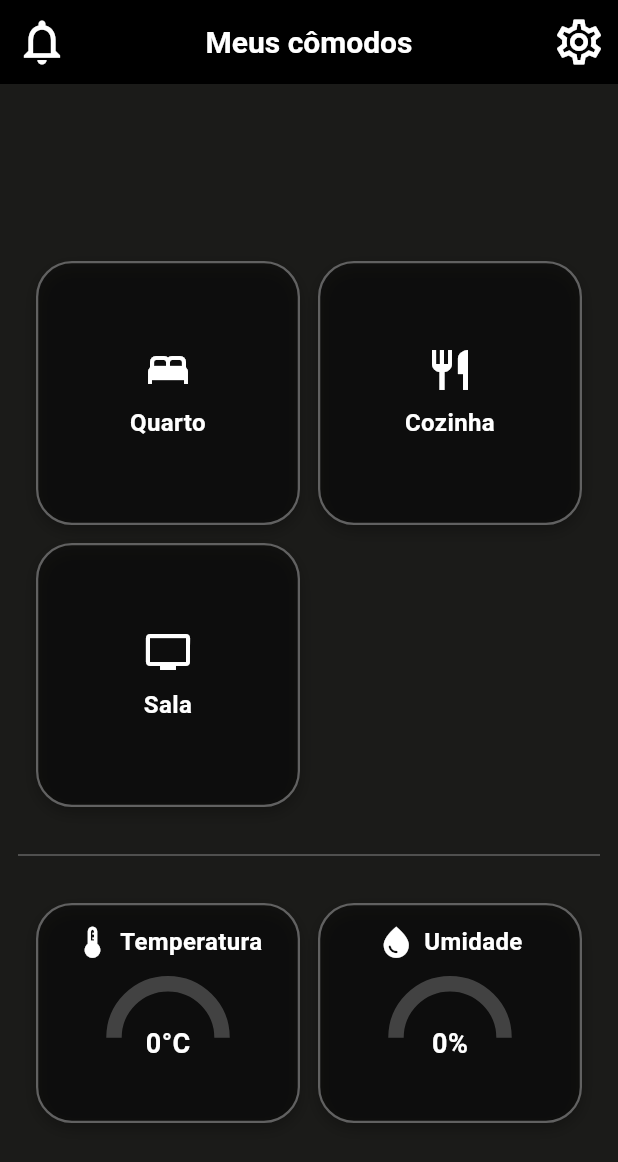
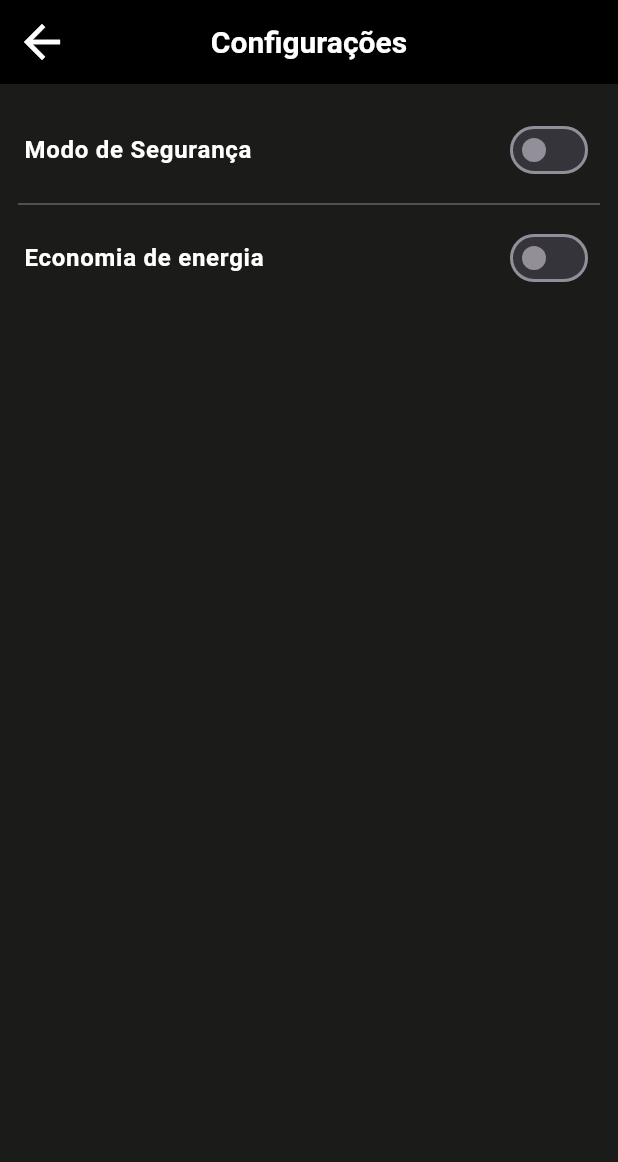
Before and after one commit to filizzolalucca/esp8266_casa_automatica_flutter, a Flutter app: the screen it shows after launch, after a tap on the "settings" icon, on a phone screen of 412 x 824 dp. Shown: the top 1162 px of the screen. Run offline on Flutter 3.47's test engine with Material 3 defaults, Android fonts, the light colour scheme and no system bars; drawn by our look-alikes of syncfusion_flutter_gauges; our stand-ins replace flutter_local_notifications, get_it; missing offline and left inert: mqtt_client.

Commit message:
criando tela de config e corrigindo estado atualizado

```diff
--- /dev/null
+++ b/home_controll_app/lib/components/app_bar.dart
@@ -0,0 +1,41 @@
+import 'package:flutter/material.dart';
+import 'package:home_controll_app/components/text_app.dart';
+import 'package:home_controll_app/utils/color_pallete.dart';
+
+class CustomBackAppBar extends StatelessWidget implements PreferredSizeWidget {
+  final String title;
+  final VoidCallback? onBackPressed;
+
+  const CustomBackAppBar({
+    super.key,
+    required this.title,
+    this.onBackPressed,
+  });
+
+  @override
+  Size get preferredSize => const Size.fromHeight(kToolbarHeight);
+
+  @override
+  Widget build(BuildContext context) {
+    return AppBar(
+      backgroundColor: Colors.black,
+      elevation: 0,
+      scrolledUnderElevation: 0,
+      automaticallyImplyLeading: false,
+      leading: Semantics(
+        label: "Voltar",
+        hint: "Toque para voltar",
+        button: true,
+        child: IconButton(
+          icon: const Icon(Icons.arrow_back, color: AppColors.icon, size: 36),
+          onPressed: onBackPressed ?? () => Navigator.of(context).pop(),
+        ),
+      ),
+      title: Semantics(
+        label: title,
+        child: TextApp(text: title, fontSize: 20),
+      ),
+      centerTitle: true,
+    );
+  }
+}
--- a/home_controll_app/lib/main.dart
+++ b/home_controll_app/lib/main.dart
@@ -1,6 +1,9 @@
 import 'package:flutter/material.dart';
+import 'package:get_it/get_it.dart';
 import 'package:home_controll_app/modules/home/view_model/home_viewModel.dart';
 import 'package:home_controll_app/modules/home/views/home_screen.dart';
+import 'package:home_controll_app/modules/settings/view_model/security_view_model.dart';
+import 'package:home_controll_app/modules/settings/views/config_screen.dart';
 import 'package:provider/provider.dart';
 
 import 'utils/injection_container.dart';
@@ -20,11 +23,21 @@ class MyApp extends StatelessWidget {
     return MultiProvider(
       providers: [
         ChangeNotifierProvider(create: (_) => HomeViewModel()),
+
+        ChangeNotifierProvider.value(
+          value: getIt<SecurityViewModel>(), // pega a instância do GetIt
+        ),
       ],
-      child: const MaterialApp(
+      child: MaterialApp(
+        debugShowCheckedModeBanner: false,
         title: 'Casa Inteligente',
-        debugShowCheckedModeBanner: false,
-        home: HomeScreen(),
+        theme: ThemeData.dark(),
+        initialRoute: '/',
+        routes: {
+          '/': (context) => const HomeScreen(),
+          '/config': (context) => const ConfigScreen(),
+          // Adicione '/notifications' se tiver a tela
+        },
       ),
     );
   }
--- a/home_controll_app/lib/modules/home/views/home_screen.dart
+++ b/home_controll_app/lib/modules/home/views/home_screen.dart
@@ -18,7 +18,7 @@ class HomeScreen extends StatelessWidget {
       builder: (context, vm, _) {
         return Scaffold(
           extendBodyBehindAppBar: true,
-          backgroundColor: const Color(0xFF1B1B19),
+          backgroundColor: AppColors.background,
           appBar: const CustomHomeAppBar(),
           body: CustomScrollView(
             slivers: [
@@ -92,7 +92,7 @@ class HomeScreen extends StatelessWidget {
       builder: (_) {
         return Consumer<HomeViewModel>(
           builder: (context, vm, child) {
-            final isOn = vm.lights[room.feedKey] ?? false;
+            final isOn = vm.lights[room.feedKey.toLowerCase()] ?? false;
 
             return Dialog(
               shape: RoundedRectangleBorder(
--- /dev/null
+++ b/home_controll_app/lib/modules/notification/model/app_notification.dart
@@ -0,0 +1,15 @@
+class AppNotification {
+  final String title;
+  final String description;
+  final DateTime timestamp;
+  final NotificationType type;
+
+  AppNotification({
+    required this.title,
+    required this.description,
+    required this.timestamp,
+    required this.type,
+  });
+}
+
+enum NotificationType { presenca, campainha }
--- /dev/null
+++ b/home_controll_app/lib/modules/settings/components/settings_title.dart
@@ -0,0 +1,37 @@
+import 'package:flutter/material.dart';
+import 'package:home_controll_app/components/text_app.dart';
+import 'package:home_controll_app/utils/color_pallete.dart';
+
+class SettingTile extends StatelessWidget {
+  final String title;
+  final bool value;
+  final ValueChanged<bool> onChanged;
+
+  const SettingTile({
+    super.key,
+    required this.title,
+    required this.value,
+    required this.onChanged,
+  });
+
+  @override
+  Widget build(BuildContext context) {
+    return Semantics(
+      container: true,
+      label: title,
+      hint: value ? "Ativado" : "Desativado",
+      toggled: value,
+      child: SwitchListTile(
+        title: TextApp(
+          text: title,
+          fontSize: 16,
+          color: Colors.white,
+        ),
+        value: value,
+        onChanged: onChanged,
+        activeThumbColor: AppColors.icon, // mantém padrão do app
+        contentPadding: const EdgeInsets.symmetric(horizontal: 16),
+      ),
+    );
+  }
+}
--- /dev/null
+++ b/home_controll_app/lib/modules/settings/views/config_screen.dart
@@ -0,0 +1,45 @@
+import 'package:flutter/material.dart';
+import 'package:home_controll_app/components/app_bar.dart';
+import 'package:home_controll_app/modules/settings/components/settings_title.dart';
+import 'package:home_controll_app/utils/color_pallete.dart';
+import 'package:provider/provider.dart';
+import 'package:home_controll_app/modules/settings/view_model/security_view_model.dart';
+
+class ConfigScreen extends StatelessWidget {
+  const ConfigScreen({super.key});
+
+  @override
+  Widget build(BuildContext context) {
+    return Consumer<SecurityViewModel>(
+      builder: (context, vm, _) {
+        return Scaffold(
+          backgroundColor: AppColors.background,
+          appBar: CustomBackAppBar(
+            title: "Configurações",
+            onBackPressed: () => Navigator.of(context).pop(),
+          ),
+          body: ListView(
+            padding: const EdgeInsets.symmetric(vertical: 16),
+            children: [
+              SettingTile(
+                title: "Modo de Segurança",
+                value: vm.modoSeguranca,
+                onChanged: vm.toggleSeguranca,
+              ),
+              Padding(
+                padding: const EdgeInsets.symmetric(horizontal: 12),
+                child: Divider(thickness: 1, color: Colors.grey.shade700),
+              ),
+              SettingTile(
+                title: "Economia de energia",
+                value: vm.economiaEnergia,
+                onChanged: vm.toggleEconomiaEnergia,
+              ),
+              // Adicione outros tiles aqui
+            ],
+          ),
+        );
+      },
+    );
+  }
+}
--- a/home_controll_app/lib/services/adafruit_mqtt_service.dart
+++ b/home_controll_app/lib/services/adafruit_mqtt_service.dart
@@ -9,9 +9,11 @@ class AdafruitMqttService {
   late MqttServerClient _client;
   bool _connected = false;
 
+  // Stream broadcast para múltiplos listeners
   final _streamController = StreamController<Map<String, String>>.broadcast();
   Stream<Map<String, String>> get messages => _streamController.stream;
 
+  /// Conecta ao Adafruit IO
   Future<void> connect() async {
     if (_connected) return;
 
@@ -44,11 +46,11 @@ class AdafruitMqttService {
       return;
     }
 
+    // Escuta todas as mensagens recebidas
     _client.updates?.listen((List<MqttReceivedMessage<MqttMessage>> c) {
       final recMess = c[0].payload as MqttPublishMessage;
       final payload =
           MqttPublishPayload.bytesToStringAsString(recMess.payload.message);
-
       final topic = c[0].topic;
       debugPrint('📩 [$topic] $payload');
 
@@ -56,12 +58,34 @@ class AdafruitMqttService {
     });
   }
 
+  /// Subscribes aos feeds de segurança
+  void subscribeSecurityFeeds() {
+    if (!_connected) return;
+    final feeds = ['modoseguranca', 's1', 'btn'];
+    for (var feed in feeds) {
+      final topic = AdafruitUtils.topic(feed);
+      _client.subscribe(topic, MqttQos.atMostOnce);
+    }
+  }
+
+  void subscribeEconomyFeeds() {
+    if (!_connected) return;
+    final feeds = ['modoeconomia'];
+    for (var feed in feeds) {
+      final topic = AdafruitUtils.topic(feed);
+      _client.subscribe(topic, MqttQos.atMostOnce);
+      debugPrint('💡 Subscribed to economy feed: $feed');
+    }
+  }
+
+  /// Subscribes a qualquer feed genérico (incluindo modo economia ou luzes)
   void subscribe(String feedKey) {
     if (!_connected) return;
-    final topic = AdafruitUtils.topic(feedKey);
-    _client.subscribe(topic, MqttQos.atMostOnce);
+    debugPrint('🔔 Subscribing to $feedKey');
+    _client.subscribe(AdafruitUtils.topic(feedKey), MqttQos.atMostOnce);
   }
 
+  /// Publica uma mensagem em qualquer feed
   void publish(String feedKey, String value) {
     if (!_connected) return;
     final builder = MqttClientPayloadBuilder()..addString(value);
@@ -73,8 +97,30 @@ class AdafruitMqttService {
     );
   }
 
+  /// Desconecta do broker
   void disconnect() {
     _client.disconnect();
     _connected = false;
   }
+
+  /// Helper opcional para ouvir apenas feeds de segurança via callback
+  void listenSecurityFeeds(Function(String topic, String payload) callback) {
+    messages.listen((msg) {
+      final topic = msg.keys.first;
+      final payload = msg.values.first;
+      if (['modoseguranca', 's1', 'btn'].any((feed) => topic.endsWith(feed))) {
+        callback(topic, payload);
+      }
+    });
+  }
+
+  void listenEconomyFeeds(Function(String topic, String payload) callback) {
+    messages.listen((msg) {
+      final topic = msg.keys.first;
+      final payload = msg.values.first;
+      if (['modoeconomia'].any((feed) => topic.endsWith(feed))) {
+        callback(topic, payload);
+      }
+    });
+  }
 }
--- /dev/null
+++ b/home_controll_app/lib/services/notification_service.dart
@@ -0,0 +1,44 @@
+import 'package:flutter_local_notifications/flutter_local_notifications.dart';
+import 'package:home_controll_app/modules/notification/model/app_notification.dart';
+
+class NotificationService {
+  final _localNotifications = FlutterLocalNotificationsPlugin();
+  final List<AppNotification> _history = [];
+
+  List<AppNotification> get history => List.unmodifiable(_history);
+
+  Future<void> init() async {
+    const android = AndroidInitializationSettings('@mipmap/ic_launcher');
+
+    // Configurações para iOS
+    const ios = DarwinInitializationSettings(
+      requestAlertPermission: true,
+      requestBadgePermission: true,
+      requestSoundPermission: true,
+    );
+
+    const initSettings = InitializationSettings(android: android, iOS: ios);
+    await _localNotifications.initialize(initSettings);
+  }
+
+  Future<void> send(AppNotification notification) async {
+    _history.add(notification);
+
+    const androidDetails = AndroidNotificationDetails(
+      'security_channel',
+      'Segurança',
+      importance: Importance.max,
+      priority: Priority.high,
+    );
+
+    // Configurações para iOS
+    const iosDetails = DarwinNotificationDetails();
+
+    await _localNotifications.show(
+      0,
+      notification.title,
+      notification.description,
+      NotificationDetails(android: androidDetails, iOS: iosDetails),
+    );
+  }
+}
--- a/home_controll_app/lib/utils/color_pallete.dart
+++ b/home_controll_app/lib/utils/color_pallete.dart
@@ -9,7 +9,7 @@ class AppColors {
   static const Color icon = Color(0xFFFFFFFF);
 
   // Cores de fundo
-  static const Color background = Color(0xFF292827);
+  static const Color background = Color(0xFF1B1B19);
   static const Color black33 = Color(0x54000000);
 
   // Cores dos gradientes
--- a/home_controll_app/lib/utils/injection_container.dart
+++ b/home_controll_app/lib/utils/injection_container.dart
@@ -1,8 +1,22 @@
 import 'package:get_it/get_it.dart';
+import 'package:home_controll_app/modules/settings/view_model/security_view_model.dart';
+import 'package:home_controll_app/services/notification_service.dart';
 import '../services/adafruit_mqtt_service.dart';
 
 final getIt = GetIt.instance;
 
 Future<void> setUp() async {
-  getIt.registerLazySingleton<AdafruitMqttService>(() => AdafruitMqttService());
+  // NotificationService
+  final notifier = NotificationService();
+  await notifier.init();
+  getIt.registerSingleton<NotificationService>(notifier);
+
+  // AdafruitMqttService
+  final mqtt = AdafruitMqttService();
+  await mqtt.connect();
+  mqtt.subscribeSecurityFeeds();
+  getIt.registerSingleton<AdafruitMqttService>(mqtt);
+
+  // SecurityViewModel
+  getIt.registerSingleton<SecurityViewModel>(SecurityViewModel());
 }
--- a/home_controll_app/pubspec.yaml
+++ b/home_controll_app/pubspec.yaml
@@ -40,6 +40,7 @@ dependencies:
   # The following adds the Cupertino Icons font to your application.
   # Use with the CupertinoIcons class for iOS style icons.
   cupertino_icons: ^1.0.8
+  flutter_local_notifications: ^19.4.2
 
 dev_dependencies:
   flutter_test:
```
Also changed, not shown: home_controll_app/lib/modules/home/view_model/home_viewModel.dart (+17 -14 lines), home_controll_app/lib/modules/settings/view_model/security_view_model.dart (added, +81 -0 lines), home_controll_app/pubspec.lock, 11 other files.
